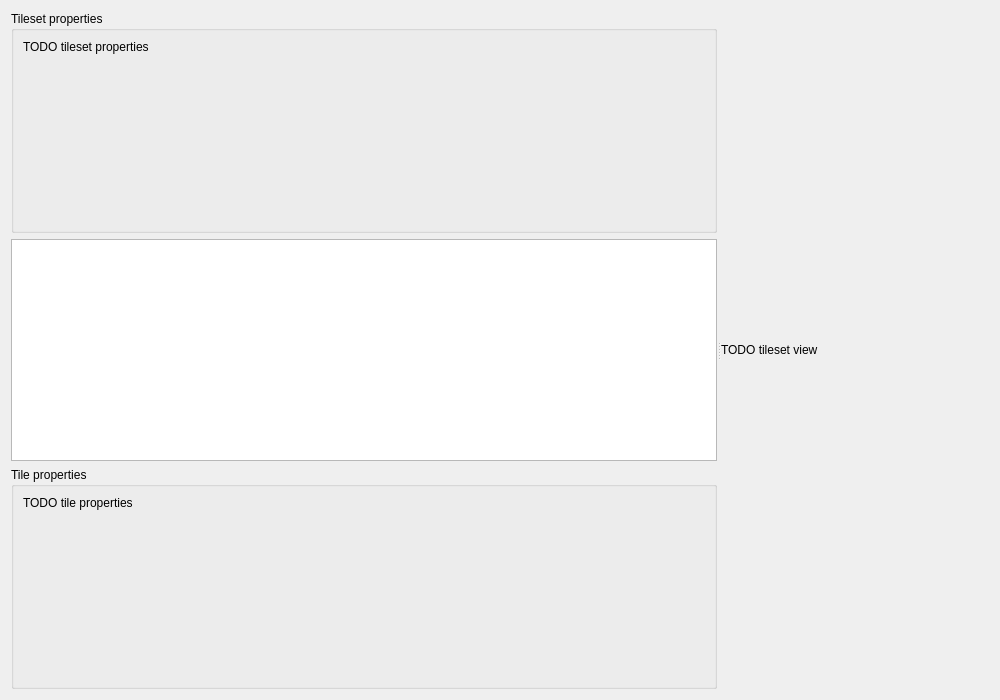
First picture: the form in src/gui/tileset_editor.ui, repository solarus-games/solarus-quest-editor, before the edit.
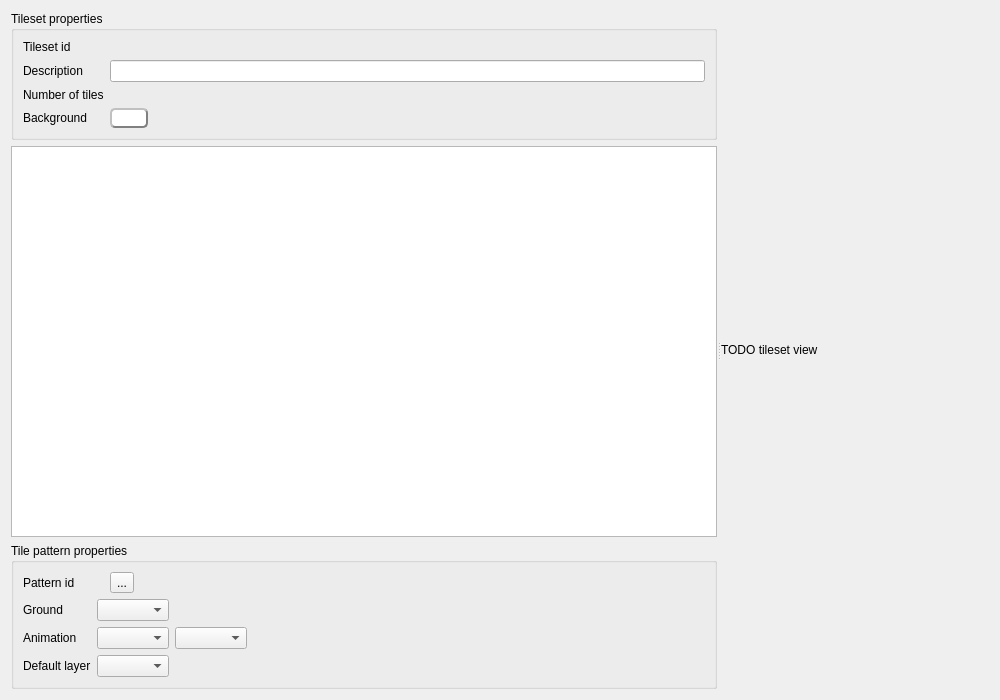
Second picture: the form after the edit.

```diff
--- a/src/gui/tileset_editor.ui
+++ b/src/gui/tileset_editor.ui
@@ -36,7 +36,7 @@
        <item>
         <widget class="QGroupBox" name="tileset_properties_group_box">
          <property name="sizePolicy">
-          <sizepolicy hsizetype="Expanding" vsizetype="Expanding">
+          <sizepolicy hsizetype="Expanding" vsizetype="Preferred">
            <horstretch>0</horstretch>
            <verstretch>0</verstretch>
           </sizepolicy>
@@ -48,10 +48,75 @@
           <item row="0" column="0">
            <widget class="QLabel" name="label">
             <property name="text">
-             <string>TODO tileset properties</string>
+             <string>Tileset id</string>
             </property>
            </widget>
           </item>
+          <item row="3" column="0">
+           <widget class="QLabel" name="background_label">
+            <property name="text">
+             <string>Background</string>
+            </property>
+           </widget>
+          </item>
+          <item row="3" column="1">
+           <widget class="QPushButton" name="background_button">
+            <property name="sizePolicy">
+             <sizepolicy hsizetype="Fixed" vsizetype="Fixed">
+              <horstretch>0</horstretch>
+              <verstretch>0</verstretch>
+             </sizepolicy>
+            </property>
+            <property name="styleSheet">
+             <string notr="true"> QPushButton {
+     background-color: white;
+     border-style: outset;
+     border-width: 2px;
+     border-radius: 5px;
+     border-color: gray;
+     min-width: 1em;
+     padding: 1px;
+ }
+ QPushButton:pressed {
+     border-style: inset;
+ }</string>
+            </property>
+            <property name="text">
+             <string/>
+            </property>
+           </widget>
+          </item>
+          <item row="0" column="1">
+           <widget class="QLabel" name="tileset_id_field">
+            <property name="text">
+             <string/>
+            </property>
+           </widget>
+          </item>
+          <item row="2" column="0">
+           <widget class="QLabel" name="num_tiles_label">
+            <property name="text">
+             <string>Number of tiles</string>
+            </property>
+           </widget>
+          </item>
+          <item row="2" column="1">
+           <widget class="QLabel" name="num_tiles_field">
+            <property name="text">
+             <string/>
+            </property>
+           </widget>
+          </item>
+          <item row="1" column="0">
+           <widget class="QLabel" name="description_label">
+            <property name="text">
+             <string>Description</string>
+            </property>
+           </widget>
+          </item>
+          <item row="1" column="1">
+           <widget class="QLineEdit" name="description_field"/>
+          </item>
          </layout>
         </widget>
        </item>
@@ -61,19 +126,160 @@
        <item>
         <widget class="QGroupBox" name="tile_properties_group_box">
          <property name="sizePolicy">
-          <sizepolicy hsizetype="Expanding" vsizetype="Expanding">
+          <sizepolicy hsizetype="Expanding" vsizetype="Preferred">
            <horstretch>0</horstretch>
            <verstretch>0</verstretch>
           </sizepolicy>
          </property>
          <property name="title">
-          <string>Tile properties</string>
+          <string>Tile pattern properties</string>
          </property>
          <layout class="QFormLayout" name="formLayout_2">
+          <property name="fieldGrowthPolicy">
+           <enum>QFormLayout::AllNonFixedFieldsGrow</enum>
+          </property>
           <item row="0" column="0">
            <widget class="QLabel" name="label_2">
             <property name="text">
-             <string>TODO tile properties</string>
+             <string>Pattern id</string>
+            </property>
+           </widget>
+          </item>
+          <item row="0" column="1">
+           <widget class="QWidget" name="pattern_id_field" native="true">
+            <layout class="QHBoxLayout" name="horizontalLayout_3">
+             <property name="leftMargin">
+              <number>0</number>
+             </property>
+             <property name="topMargin">
+              <number>0</number>
+             </property>
+             <property name="rightMargin">
+              <number>0</number>
+             </property>
+             <property name="bottomMargin">
+              <number>0</number>
+             </property>
+             <item>
+              <layout class="QHBoxLayout" name="horizontalLayout_2">
+               <item>
+                <widget class="QLabel" name="pattern_id_value">
+                 <property name="text">
+                  <string/>
+                 </property>
+                </widget>
+               </item>
+               <item>
+                <widget class="QToolButton" name="pattern_id_button">
+                 <property name="text">
+                  <string>...</string>
+                 </property>
+                </widget>
+               </item>
+               <item>
+                <spacer name="horizontalSpacer">
+                 <property name="orientation">
+                  <enum>Qt::Horizontal</enum>
+                 </property>
+                 <property name="sizeHint" stdset="0">
+                  <size>
+                   <width>40</width>
+                   <height>20</height>
+                  </size>
+                 </property>
+                </spacer>
+               </item>
+              </layout>
+             </item>
+            </layout>
+           </widget>
+          </item>
+          <item row="1" column="0">
+           <widget class="QLabel" name="ground_label">
+            <property name="text">
+             <string>Ground</string>
+            </property>
+           </widget>
+          </item>
+          <item row="1" column="1">
+           <widget class="QComboBox" name="ground_field">
+            <property name="sizePolicy">
+             <sizepolicy hsizetype="Fixed" vsizetype="Fixed">
+              <horstretch>0</horstretch>
+              <verstretch>0</verstretch>
+             </sizepolicy>
+            </property>
+           </widget>
+          </item>
+          <item row="2" column="0">
+           <widget class="QLabel" name="animation_label">
+            <property name="text">
+             <string>Animation</string>
+            </property>
+           </widget>
+          </item>
+          <item row="2" column="1">
+           <widget class="QWidget" name="animation_field" native="true">
+            <property name="sizePolicy">
+             <sizepolicy hsizetype="Fixed" vsizetype="Preferred">
+              <horstretch>0</horstretch>
+              <verstretch>0</verstretch>
+             </sizepolicy>
+            </property>
+            <layout class="QHBoxLayout" name="horizontalLayout_6">
+             <property name="leftMargin">
+              <number>0</number>
+             </property>
+             <property name="topMargin">
+              <number>0</number>
+             </property>
+             <property name="rightMargin">
+              <number>0</number>
+             </property>
+             <property name="bottomMargin">
+              <number>0</number>
+             </property>
+             <item>
+              <layout class="QHBoxLayout" name="horizontalLayout_5">
+               <item>
+                <widget class="QComboBox" name="animation_type_field">
+                 <property name="sizePolicy">
+                  <sizepolicy hsizetype="Fixed" vsizetype="Fixed">
+                   <horstretch>0</horstretch>
+                   <verstretch>0</verstretch>
+                  </sizepolicy>
+                 </property>
+                </widget>
+               </item>
+               <item>
+                <widget class="QComboBox" name="animation_separation_field">
+                 <property name="sizePolicy">
+                  <sizepolicy hsizetype="Fixed" vsizetype="Fixed">
+                   <horstretch>0</horstretch>
+                   <verstretch>0</verstretch>
+                  </sizepolicy>
+                 </property>
+                </widget>
+               </item>
+              </layout>
+             </item>
+            </layout>
+           </widget>
+          </item>
+          <item row="3" column="0">
+           <widget class="QLabel" name="default_layer_label">
+            <property name="text">
+             <string>Default layer</string>
+            </property>
+           </widget>
+          </item>
+          <item row="3" column="1">
+           <widget class="QComboBox" name="default_layer_field">
+            <property name="sizePolicy">
+             <sizepolicy hsizetype="Fixed" vsizetype="Fixed">
+              <horstretch>0</horstretch>
+              <verstretch>0</verstretch>
+             </sizepolicy>
             </property>
            </widget>
           </item>
```
Left out of the diff: 8 changed lines with no effect on the pictures.
